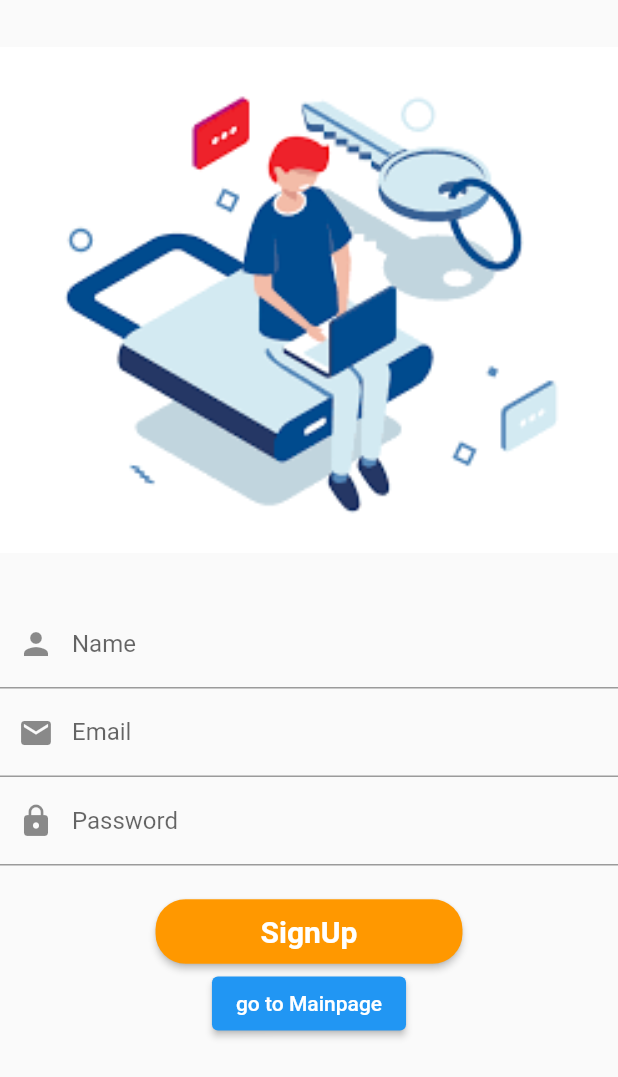
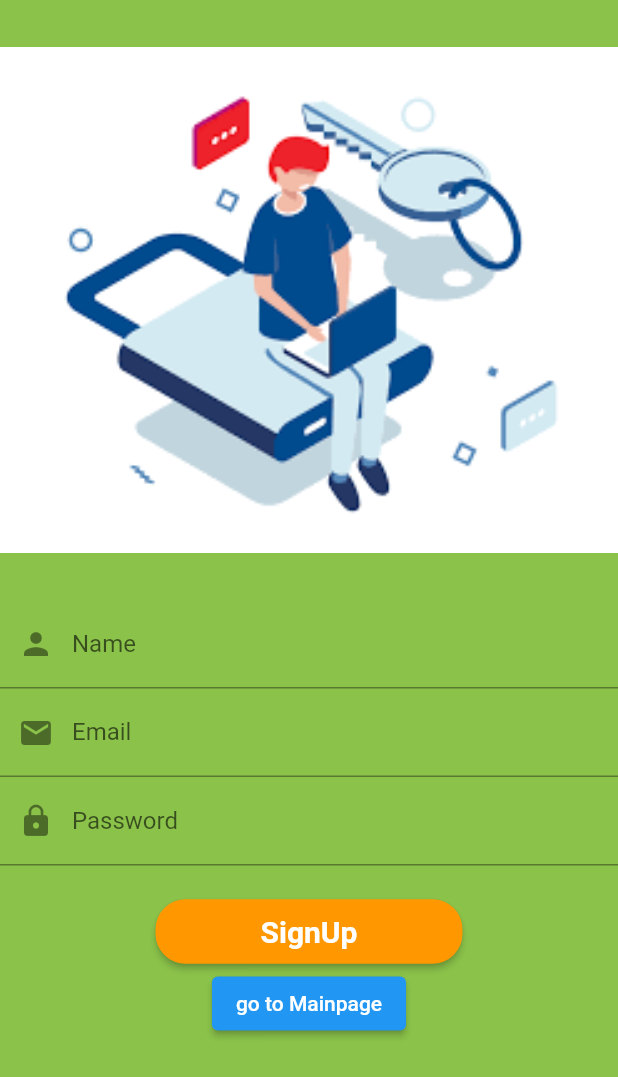
Before and after one commit to The-Rahul-R/Flutter-firebase, a Flutter app: the screen it shows after launch, after a tap on "LOGIN", after a tap on "Create an Account?", on a phone screen of 412 x 824 dp. Shown: the top 1077 px of the screen. Run offline on Flutter 3.47's test engine with Material 2 defaults, Android fonts, the phone set to English and light mode, and no system bars; our stand-ins replace firebase_auth, firebase_core, flutter_signin_button, fluttertoast; missing offline and left inert: razorpay_flutter; accounts and stored records are empty.

```diff
--- a/lib/HomePage.dart
+++ b/lib/HomePage.dart
@@ -9,6 +9,7 @@ import 'package:fluttertoast/fluttertoast.dart';
 import 'package:razorpay_flutter/razorpay_flutter.dart';
 
 import 'Address.dart';
+import 'SignUp.dart';
 import 'Start.dart';
 
 
@@ -149,7 +150,7 @@ class _HomePageState extends State<HomePage> {
             onTap: (){
               showDialog(context: context, builder:(BuildContext context)=>AlertDialog(title: Text("log out"),content: Text("sure?"),
               actions: [
-               ElevatedButton(onPressed:(){Navigator.pop(context);}, child: Text("yes")),
+               ElevatedButton(onPressed:(){Navigator.push(context,MaterialPageRoute(builder: (context){return Start();}));}, child: Text("yes")),
                ElevatedButton(onPressed:(){Navigator.pop(context);}, child: Text("No")),
 
               ],
--- a/lib/SignUp.dart
+++ b/lib/SignUp.dart
@@ -70,6 +70,7 @@ class _SignUpState extends State<SignUp> {
   @override
   Widget build(BuildContext context) {
     return Scaffold(
+       backgroundColor: Colors.lightGreen,
         body: SingleChildScrollView(
       child: Container(
         child: Column(
--- a/lib/Start.dart
+++ b/lib/Start.dart
@@ -26,6 +26,7 @@ class _StartState extends State<Start> {
   @override
   Widget build(BuildContext context) {
     return Scaffold(
+       backgroundColor: Colors.blue,
       body: Container(
         child: Column(
           children: <Widget>[
@@ -76,7 +77,7 @@ class _StartState extends State<Start> {
                     shape: RoundedRectangleBorder(
                       borderRadius: BorderRadius.circular(10.0),
                     ),
-                    color: Colors.orange),
+                    color: Colors.red),
                 SizedBox(width: 20.0),
                 RaisedButton(
                     padding: EdgeInsets.only(left: 30, right: 30),
@@ -92,7 +93,7 @@ class _StartState extends State<Start> {
                     shape: RoundedRectangleBorder(
                       borderRadius: BorderRadius.circular(10.0),
                     ),
-                    color: Colors.orange),
+                    color: Colors.red),
               ],
             ),
             SizedBox(height: 20.0),
--- a/lib/login.dart
+++ b/lib/login.dart
@@ -69,6 +69,8 @@ class _LoginState extends State<Login> {
   @override
   Widget build(BuildContext context) {
     return Scaffold(
+      backgroundColor: Colors.lightGreenAccent,
+
         body: SingleChildScrollView(
       child: Container(
         child: Column(
@@ -77,6 +79,7 @@ class _LoginState extends State<Login> {
               height: 400,
               child: Image(
                 image: AssetImage("images/login.png"),
+
                 fit: BoxFit.contain,
               ),
             ),
--- a/lib/seeaddress.dart
+++ b/lib/seeaddress.dart
@@ -35,12 +35,12 @@ class _AccountState extends State<seeaddress> {
 
               centerTitle: true,
             backgroundColor: Colors.amber,
-              title: const Text('Accounts'),
+              title: const Text('Address'),
             ),
             body: Column(
 
               children: [
-                Image.network('https://www.wozur.com/wozur/public/user_files/images/Login.png',width:100,height: 200),
+                Image.network('https://letterhub.com/wp-content/uploads/2018/02/location-1200x675.jpg',width:100,height: 200),
 
 
                   Container(child: Text("The address is ${widget.value.hno},${widget.value.hname},${widget.value.loc},${widget.value.city},${widget.value.pin}"))
```
Also changed, not shown: 10 other files.
